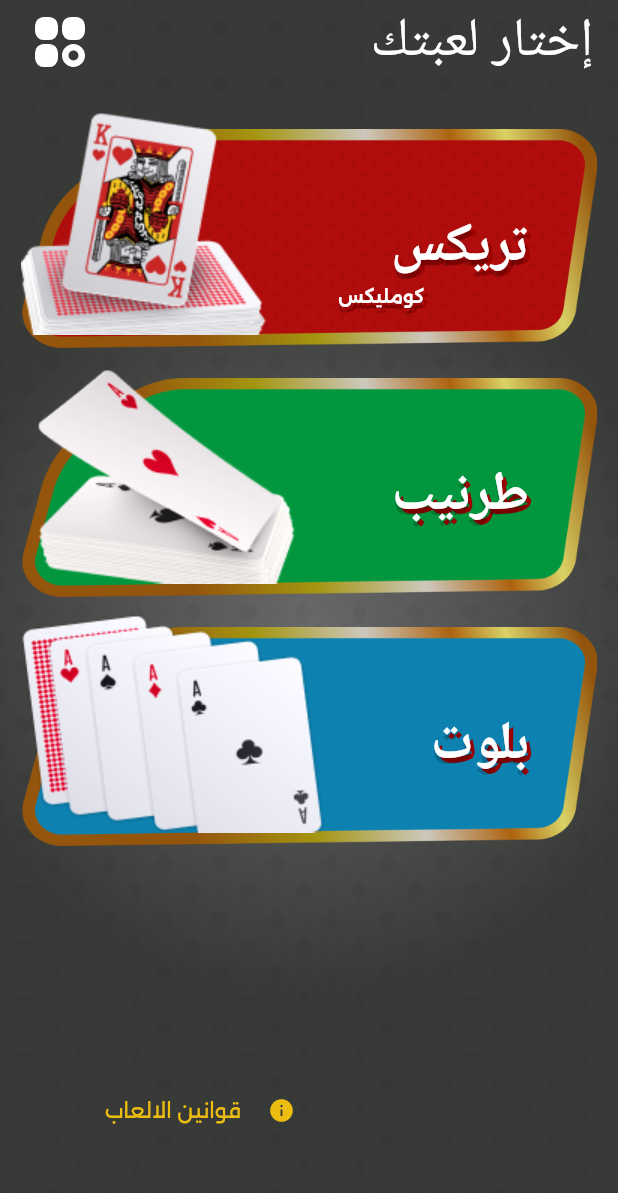
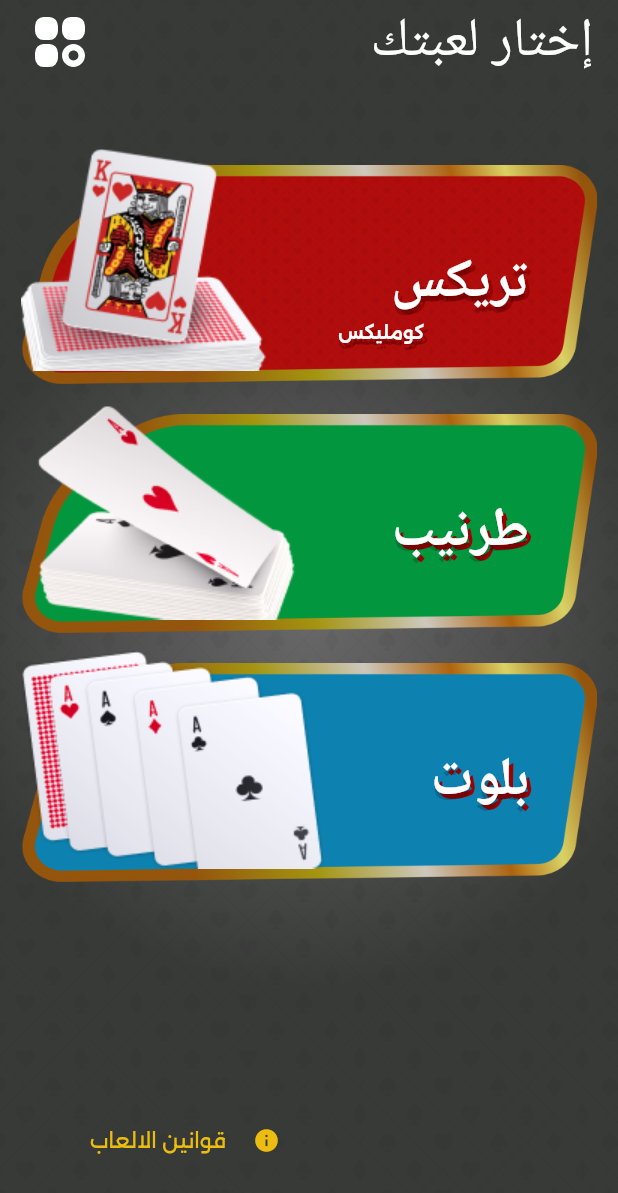
Before and after one commit to ahmedhamdi11/score_game, a Flutter app: the screen it shows after launch, on a phone screen of 412 x 824 dp. Shown: the top 1193 px of the screen. Run offline on Flutter 3.47's test engine with Material 3 defaults, Android fonts, the phone set to English and light mode, and no system bars; our stand-ins replace easy_localization, equatable, flutter_svg; Roboto replaces fonts that are missing (STV-Font).

Commit message:
Add top padding constant and update GamesViewBody layout

```diff
--- a/lib/Core/constants/constants.dart
+++ b/lib/Core/constants/constants.dart
@@ -1,2 +1,3 @@
 const kSTVFontFamily = 'STV-Font';
 const kAlexandriaFamily = 'Alexandria-Font';
+const kTopPadding = 85.0;
--- a/lib/Features/Games/presentation/widgets/games_view_body.dart
+++ b/lib/Features/Games/presentation/widgets/games_view_body.dart
@@ -1,4 +1,5 @@
 import 'package:flutter/material.dart';
+import 'package:score_game/Core/constants/constants.dart';
 import 'package:score_game/Core/theme/app_text_styles.dart';
 import 'package:score_game/Core/theme/colors.dart';
 import 'package:score_game/Core/utils/app_assets.dart';
@@ -58,11 +59,12 @@ class _GamesViewBodyState extends State<GamesViewBody> {
       padding: const EdgeInsets.symmetric(horizontal: 14),
       child: Column(
         children: [
-          const SizedBox(height: 30),
+          const SizedBox(height: kTopPadding),
 
           // games list
           Expanded(
             child: ListView.builder(
+              padding: const EdgeInsets.only(top: 25),
               itemCount: availableGames.length,
               itemBuilder: (context, index) => GameCard(
                 game: availableGames[index],
@@ -72,9 +74,11 @@ class _GamesViewBodyState extends State<GamesViewBody> {
 
           // info button
           Padding(
-            padding: const EdgeInsets.symmetric(
-              horizontal: 40,
-              vertical: 60,
+            padding: const EdgeInsets.only(
+              left: 30,
+              right: 30,
+              top: 12,
+              bottom: 40,
             ),
             child: Align(
               alignment: AlignmentDirectional.centerEnd,
```
